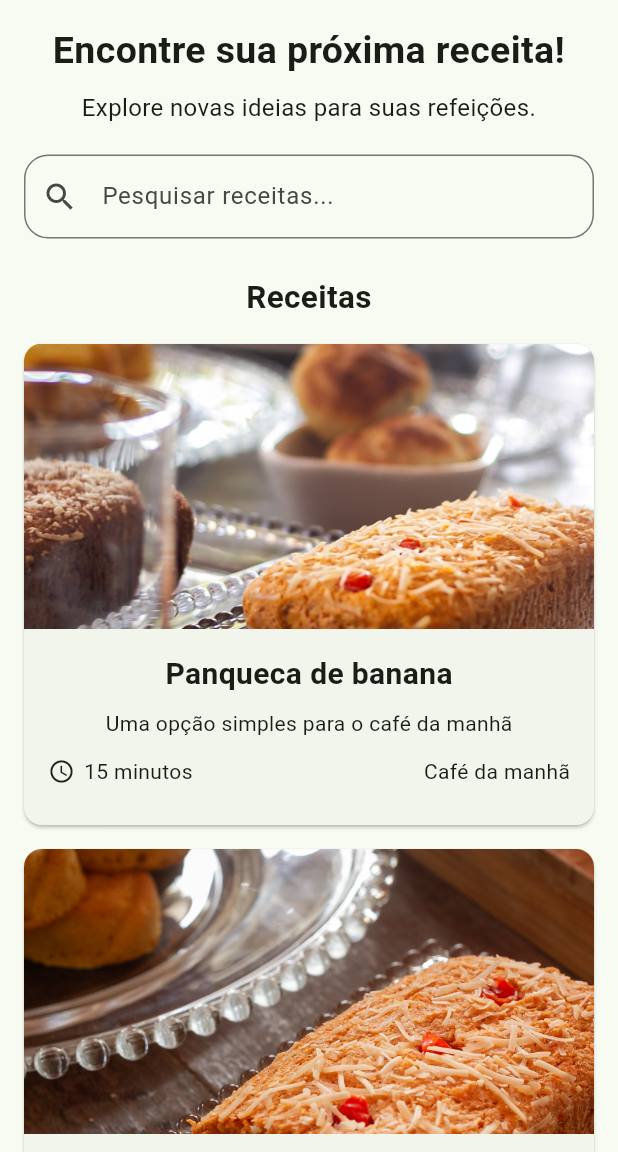
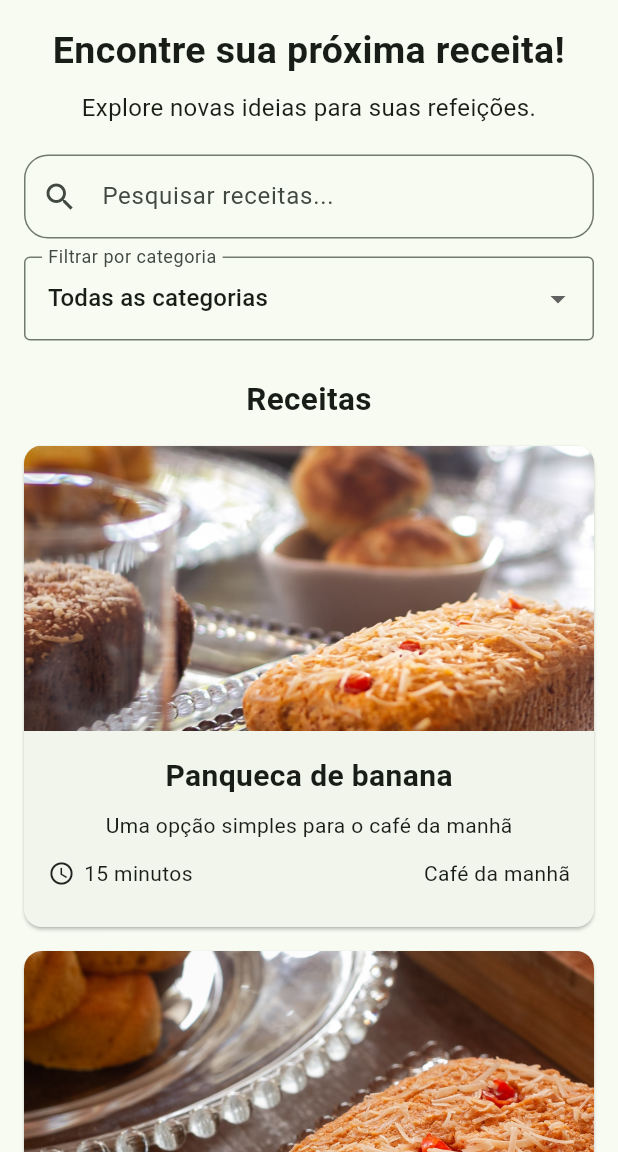
Before and after one commit to daniel-alm26/canellas-panificacao, a Flutter app: the screen it shows after launch, on a phone screen of 412 x 824 dp, the part 84-1236 px from its top. Run offline on Flutter 3.47's test engine with Material 3 defaults, Android fonts, the phone set to English and light mode, and no system bars.

Commit message:
Inserindo SafeArea para correção da Tela de Formulário | Filtro de receitas por categoria

```diff
--- a/lib/screens/formulario_receita_screen.dart
+++ b/lib/screens/formulario_receita_screen.dart
@@ -38,7 +38,8 @@ class _FormularioReceitaScreenState extends State<FormularioReceitaScreen> {
         title: const Text('Nova Receita'),
         backgroundColor: Colors.green.shade100,
       ),
-      body: SingleChildScrollView(
+      body: SafeArea(
+        child: SingleChildScrollView(
           padding: const EdgeInsets.all(16),
           child: Column(
             crossAxisAlignment: CrossAxisAlignment.start,
@@ -160,6 +161,7 @@ class _FormularioReceitaScreenState extends State<FormularioReceitaScreen> {
             ],
           ),
         ),
+      ),
     );
   }
 
--- a/lib/screens/inicio_screen.dart
+++ b/lib/screens/inicio_screen.dart
@@ -13,11 +13,18 @@ class InicioScreen extends StatefulWidget {
 
 class _InicioScreenState extends State<InicioScreen> {
   String textoPesquisa = '';
+  String categoriaSelecionada = 'Todas';
 
   @override
   Widget build(BuildContext context) {
     final receitasFiltradas = receitas.where((receita) {
-      return receita.nome.toLowerCase().contains(textoPesquisa.toLowerCase());
+      final correspondeNome = receita.nome
+        .toLowerCase()
+        .contains(textoPesquisa.toLowerCase());
+
+      final correspondeCategoria = categoriaSelecionada == 'Todas' || receita.categoria == categoriaSelecionada;
+
+    return correspondeNome && correspondeCategoria;
     }).toList();
 
     return Scaffold(
@@ -79,6 +86,50 @@ class _InicioScreenState extends State<InicioScreen> {
             },
           ),
 
+          const SizedBox(height: 12),
+
+          DropdownButtonFormField<String>(
+            initialValue: categoriaSelecionada,
+            decoration: const InputDecoration(
+              labelText: 'Filtrar por categoria',
+              border: OutlineInputBorder(),
+            ),
+
+            items: const[
+              DropdownMenuItem(
+                value: 'Todas',
+                child: Text('Todas as categorias'),
+              ),
+              DropdownMenuItem(
+                value: 'Café da manhã',
+                child: Text('Café da manhã'),
+              ),
+              DropdownMenuItem(
+                value: 'Almoço',
+                child: Text('Almoço'),
+              ),
+              DropdownMenuItem(
+                value: 'Jantar',
+                child: Text('Jantar'),
+              ),
+              DropdownMenuItem(
+                value: 'Sobremesa',
+                child: Text('Sobremesa'),
+              ),
+              DropdownMenuItem(
+                value: 'Outras',
+                child: Text('Outras'),
+              ),
+            ],
+            onChanged: (categoria) {
+              if (categoria == null) return;
+
+              setState(() {
+                categoriaSelecionada = categoria;
+              });
+            },
+          ),
+
           const SizedBox(height: 24),
 
           const Text(
```
Lines whose indentation alone changed are shown as unchanged.
